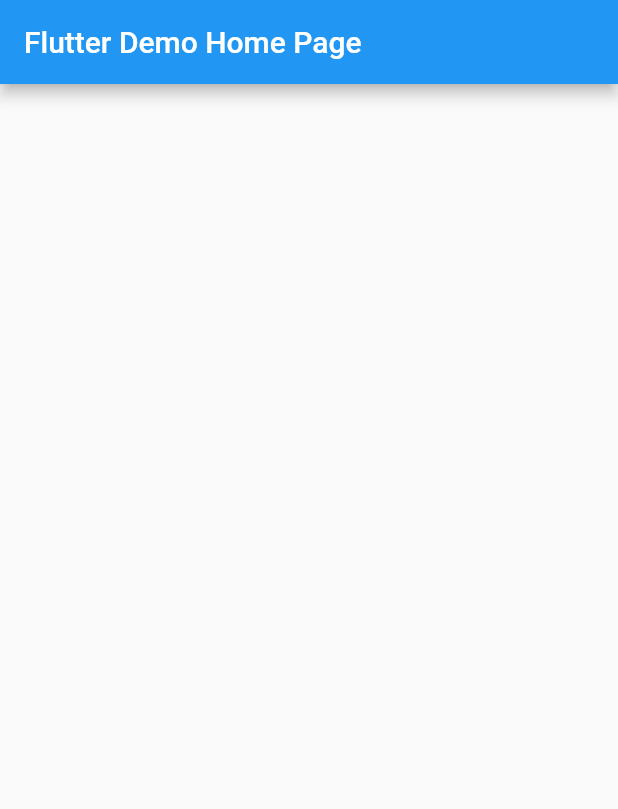
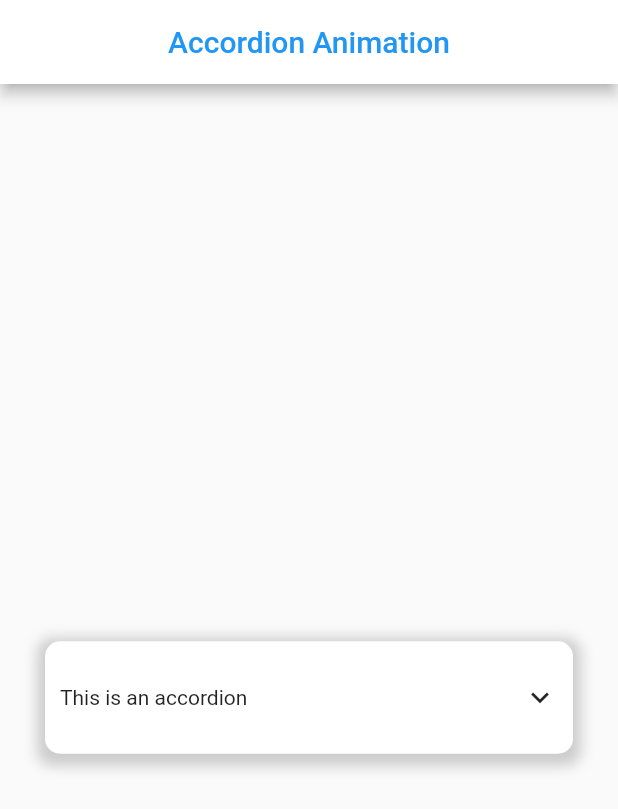
Before and after one commit to aldiwijayaiskandar/flutter-accordion-animation, a Flutter app: the screen it shows after launch, on a phone screen of 412 x 824 dp. Shown: the top 809 px of the screen. Run offline on Flutter 3.47's test engine with Material 2 defaults, Android fonts, the phone set to English and light mode, and no system bars.

Commit message:
adding animation

```diff
--- a/sharing_knowledge_animation/lib/main.dart
+++ b/sharing_knowledge_animation/lib/main.dart
@@ -1,4 +1,5 @@
 import 'package:flutter/material.dart';
+import 'dart:math' as math;
 
 void main() {
   runApp(MyApp());
@@ -9,32 +10,87 @@
   Widget build(BuildContext context) {
     return MaterialApp(
       title: 'Flutter Demo',
+      debugShowCheckedModeBanner: false,
       theme: ThemeData(
         primarySwatch: Colors.blue,
       ),
-      home: MyHomePage(title: 'Flutter Demo Home Page'),
+      home: MyHomePage(),
     );
   }
 }
 
 class MyHomePage extends StatefulWidget {
-  MyHomePage({Key? key, required this.title}) : super(key: key);
-
-  final String title;
-
   @override
   _MyHomePageState createState() => _MyHomePageState();
 }
 
 class _MyHomePageState extends State<MyHomePage> {
+  double _accordionHeight = 75.00;
+  bool _open = false;
+
   @override
   Widget build(BuildContext context) {
     return Scaffold(
       appBar: AppBar(
-        title: Text(widget.title),
+        title: Text(
+          "Accordion Animation",
+          style: TextStyle(
+            color: Colors.blue,
+          ),
+        ),
+        centerTitle: true,
+        backgroundColor: Colors.white,
       ),
       body: Center(
-        child: Container(),
+        child: GestureDetector(
+          onTap: () => {
+            setState(() {
+              _open = !_open;
+              _accordionHeight = _open ? 150 : 75;
+            })
+          },
+          child: AnimatedContainer(
+            margin: EdgeInsets.only(left: 30, top: 100, right: 30, bottom: 50),
+            padding: EdgeInsets.symmetric(
+              horizontal: 10,
+            ),
+            duration: Duration(milliseconds: 250),
+            height: _accordionHeight,
+            decoration: BoxDecoration(
+              color: Colors.white,
+              borderRadius: BorderRadius.only(
+                topLeft: Radius.circular(10),
+                topRight: Radius.circular(10),
+                bottomLeft: Radius.circular(10),
+                bottomRight: Radius.circular(10),
+              ),
+              boxShadow: [
+                BoxShadow(
+                  color: Colors.grey.withOpacity(0.5),
+                  spreadRadius: 5,
+                  blurRadius: 7,
+                  offset: Offset(0, 3), // changes position of shadow
+                ),
+              ],
+            ),
+            alignment: Alignment.topLeft,
+            child: Container(
+              height: 75,
+              child: Row(
+                mainAxisAlignment: MainAxisAlignment.spaceBetween,
+                children: [
+                  Text("This is an accordion"),
+                  Transform.rotate(
+                    angle: (_open ? 270 : 90) * math.pi / 180,
+                    child: Icon(
+                      Icons.chevron_right,
+                    ),
+                  ),
+                ],
+              ),
+            ),
+          ),
+        ),
       ),
     );
   }
```
